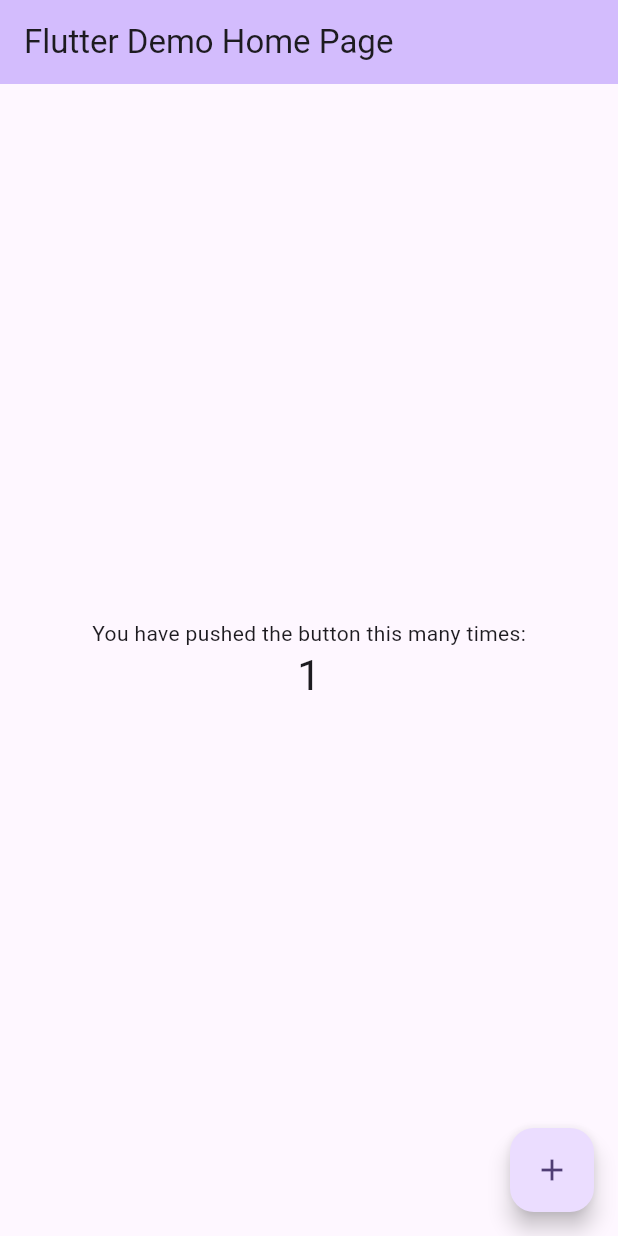
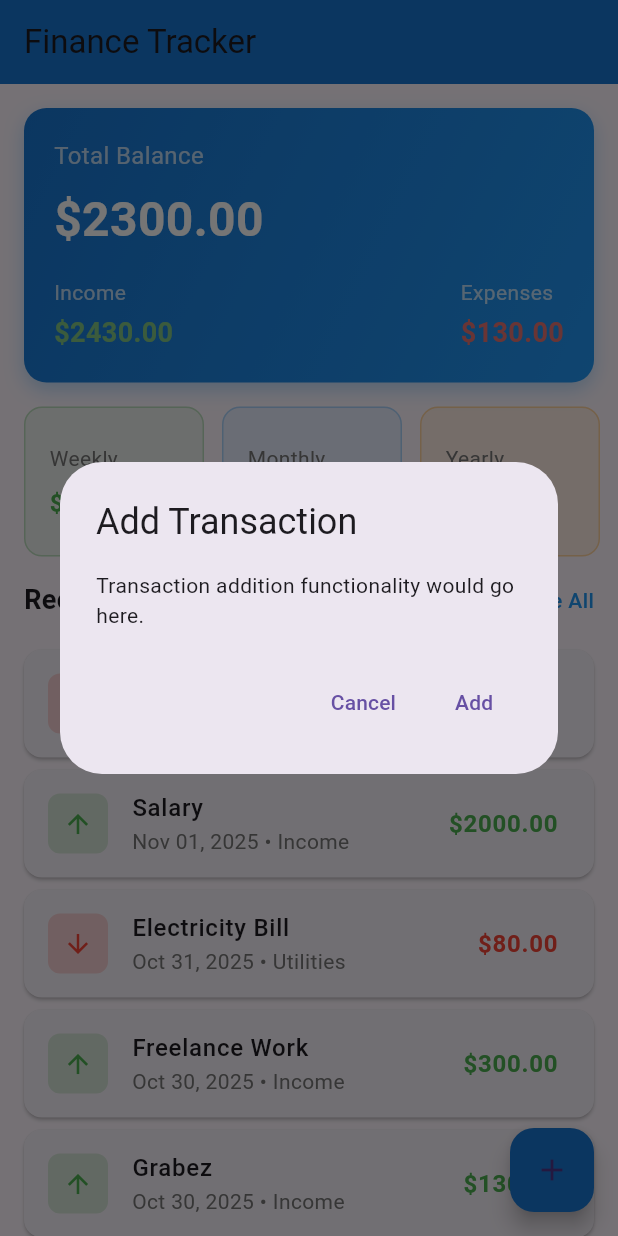
Before and after one commit to stefantosev/MoiPari, a Flutter app: the screen it shows after launch, after a tap on the "add" icon, on a phone screen of 412 x 824 dp. Run offline on Flutter 3.47's test engine with Material 3 defaults, Android fonts, the phone set to English and light mode, and no system bars.

Commit message:
add transactions

```diff
--- a/mobile/lib/main.dart
+++ b/mobile/lib/main.dart
@@ -1,122 +1,23 @@
 import 'package:flutter/material.dart';
+import 'package:intl/intl.dart';
+import 'package:mobile/tracker_home.dart';
 
 void main() {
-  runApp(const MyApp());
+  runApp(FinanceTrackerApp());
 }
 
-class MyApp extends StatelessWidget {
-  const MyApp({super.key});
+class FinanceTrackerApp extends StatelessWidget {
+  const FinanceTrackerApp({super.key});
 
-  // This widget is the root of your application.
   @override
   Widget build(BuildContext context) {
     return MaterialApp(
-      title: 'Flutter Demo',
+      title: 'Finance Tracker',
       theme: ThemeData(
-        // This is the theme of your application.
-        //
-        // TRY THIS: Try running your application with "flutter run". You'll see
-        // the application has a purple toolbar. Then, without quitting the app,
-        // try changing the seedColor in the colorScheme below to Colors.green
-        // and then invoke "hot reload" (save your changes or press the "hot
-        // reload" button in a Flutter-supported IDE, or press "r" if you used
-        // the command line to start the app).
-        //
-        // Notice that the counter didn't reset back to zero; the application
-        // state is not lost during the reload. To reset the state, use hot
-        // restart instead.
-        //
-        // This works for code too, not just values: Most code changes can be
-        // tested with just a hot reload.
-        colorScheme: ColorScheme.fromSeed(seedColor: Colors.deepPurple),
+        primarySwatch: Colors.blue,
+        visualDensity: VisualDensity.adaptivePlatformDensity,
       ),
-      home: const MyHomePage(title: 'Flutter Demo Home Page'),
+      home: FinanceTrackerHome(),
     );
   }
 }
-
-class MyHomePage extends StatefulWidget {
-  const MyHomePage({super.key, required this.title});
-
-  // This widget is the home page of your application. It is stateful, meaning
-  // that it has a State object (defined below) that contains fields that affect
-  // how it looks.
-
-  // This class is the configuration for the state. It holds the values (in this
-  // case the title) provided by the parent (in this case the App widget) and
-  // used by the build method of the State. Fields in a Widget subclass are
-  // always marked "final".
-
-  final String title;
-
-  @override
-  State<MyHomePage> createState() => _MyHomePageState();
-}
-
-class _MyHomePageState extends State<MyHomePage> {
-  int _counter = 0;
-
-  void _incrementCounter() {
-    setState(() {
-      // This call to setState tells the Flutter framework that something has
-      // changed in this State, which causes it to rerun the build method below
-      // so that the display can reflect the updated values. If we changed
-      // _counter without calling setState(), then the build method would not be
-      // called again, and so nothing would appear to happen.
-      _counter++;
-    });
-  }
-
-  @override
-  Widget build(BuildContext context) {
-    // This method is rerun every time setState is called, for instance as done
-    // by the _incrementCounter method above.
-    //
-    // The Flutter framework has been optimized to make rerunning build methods
-    // fast, so that you can just rebuild anything that needs updating rather
-    // than having to individually change instances of widgets.
-    return Scaffold(
-      appBar: AppBar(
-        // TRY THIS: Try changing the color here to a specific color (to
-        // Colors.amber, perhaps?) and trigger a hot reload to see the AppBar
-        // change color while the other colors stay the same.
-        backgroundColor: Theme.of(context).colorScheme.inversePrimary,
-        // Here we take the value from the MyHomePage object that was created by
-        // the App.build method, and use it to set our appbar title.
-        title: Text(widget.title),
-      ),
-      body: Center(
-        // Center is a layout widget. It takes a single child and positions it
-        // in the middle of the parent.
-        child: Column(
-          // Column is also a layout widget. It takes a list of children and
-          // arranges them vertically. By default, it sizes itself to fit its
-          // children horizontally, and tries to be as tall as its parent.
-          //
-          // Column has various properties to control how it sizes itself and
-          // how it positions its children. Here we use mainAxisAlignment to
-          // center the children vertically; the main axis here is the vertical
-          // axis because Columns are vertical (the cross axis would be
-          // horizontal).
-          //
-          // TRY THIS: Invoke "debug painting" (choose the "Toggle Debug Paint"
-          // action in the IDE, or press "p" in the console), to see the
-          // wireframe for each widget.
-          mainAxisAlignment: MainAxisAlignment.center,
-          children: <Widget>[
-            const Text('You have pushed the button this many times:'),
-            Text(
-              '$_counter',
-              style: Theme.of(context).textTheme.headlineMedium,
-            ),
-          ],
-        ),
-      ),
-      floatingActionButton: FloatingActionButton(
-        onPressed: _incrementCounter,
-        tooltip: 'Increment',
-        child: const Icon(Icons.add),
-      ), // This trailing comma makes auto-formatting nicer for build methods.
-    );
-  }
-}
--- /dev/null
+++ b/mobile/lib/tracker_home.dart
@@ -0,0 +1,296 @@
+import 'package:flutter/material.dart';
+import 'package:intl/intl.dart';
+
+class FinanceTrackerHome extends StatefulWidget {
+  @override
+  _FinanceTrackerHomeState createState() => _FinanceTrackerHomeState();
+}
+
+class _FinanceTrackerHomeState extends State<FinanceTrackerHome> {
+  final List<Transaction> _transactions = [
+    Transaction('Groceries', -50.00, DateTime.now().subtract(Duration(days: 1)), 'Food'),
+    Transaction('Salary', 2000.00, DateTime.now().subtract(Duration(days: 2)), 'Income'),
+    Transaction('Electricity Bill', -80.00, DateTime.now().subtract(Duration(days: 3)), 'Utilities'),
+    Transaction('Freelance Work', 300.00, DateTime.now().subtract(Duration(days: 4)), 'Income'),
+    Transaction('Grabez', 130.00, DateTime.now().subtract(Duration(days: 4)), 'Income'),
+  ];
+
+  double get _totalBalance {
+    return _transactions.fold(0.0, (sum, transaction) => sum + transaction.amount);
+  }
+
+  double get _totalIncome {
+    return _transactions
+        .where((transaction) => transaction.amount > 0)
+        .fold(0.0, (sum, transaction) => sum + transaction.amount);
+  }
+
+  double get _totalExpenses {
+    return _transactions
+        .where((transaction) => transaction.amount < 0)
+        .fold(0.0, (sum, transaction) => sum + transaction.amount);
+  }
+
+  @override
+  Widget build(BuildContext context) {
+    return Scaffold(
+      appBar: AppBar(
+        title: Text('Finance Tracker'),
+        backgroundColor: Colors.blue[700],
+        elevation: 0,
+      ),
+      body: Column(
+        children: [
+          _buildBalanceCard(),
+
+          _buildSummaryCards(),
+
+          Padding(
+            padding: EdgeInsets.all(16.0),
+            child: Row(
+              mainAxisAlignment: MainAxisAlignment.spaceBetween,
+              children: [
+                Text(
+                  'Recent Transactions',
+                  style: TextStyle(
+                    fontSize: 18,
+                    fontWeight: FontWeight.bold,
+                  ),
+                ),
+                Text(
+                  'See All',
+                  style: TextStyle(
+                    color: Colors.blue,
+                    fontWeight: FontWeight.w500,
+                  ),
+                ),
+              ],
+            ),
+          ),
+
+          Expanded(
+            child: _buildTransactionsList(),
+          ),
+        ],
+      ),
+      floatingActionButton: FloatingActionButton(
+        onPressed: _addTransaction,
+        child: Icon(Icons.add),
+        backgroundColor: Colors.blue[700],
+      ),
+    );
+  }
+
+  Widget _buildBalanceCard() {
+    return Container(
+      width: double.infinity,
+      margin: EdgeInsets.all(16.0),
+      padding: EdgeInsets.all(20.0),
+      decoration: BoxDecoration(
+        gradient: LinearGradient(
+          begin: Alignment.topLeft,
+          end: Alignment.bottomRight,
+          colors: [Colors.blue[700]!, Colors.blue[500]!],
+        ),
+        borderRadius: BorderRadius.circular(15.0),
+        boxShadow: [
+          BoxShadow(
+            color: Colors.blue.withOpacity(0.3),
+            blurRadius: 10,
+            offset: Offset(0, 5),
+          ),
+        ],
+      ),
+      child: Column(
+        crossAxisAlignment: CrossAxisAlignment.start,
+        children: [
+          Text(
+            'Total Balance',
+            style: TextStyle(
+              color: Colors.white70,
+              fontSize: 16,
+            ),
+          ),
+          SizedBox(height: 8),
+          Text(
+            '\$${_totalBalance.toStringAsFixed(2)}',
+            style: TextStyle(
+              color: Colors.white,
+              fontSize: 32,
+              fontWeight: FontWeight.bold,
+            ),
+          ),
+          SizedBox(height: 16),
+          Row(
+            mainAxisAlignment: MainAxisAlignment.spaceBetween,
+            children: [
+              _buildBalanceItem('Income', _totalIncome, Colors.green[300]!),
+              _buildBalanceItem('Expenses', _totalExpenses.abs(), Colors.red[300]!),
+            ],
+          ),
+        ],
+      ),
+    );
+  }
+
+  Widget _buildBalanceItem(String title, double amount, Color color) {
+    return Column(
+      crossAxisAlignment: CrossAxisAlignment.start,
+      children: [
+        Text(
+          title,
+          style: TextStyle(
+            color: Colors.white70,
+            fontSize: 14,
+          ),
+        ),
+        SizedBox(height: 4),
+        Text(
+          '\$${amount.toStringAsFixed(2)}',
+          style: TextStyle(
+            color: color,
+            fontSize: 18,
+            fontWeight: FontWeight.w600,
+          ),
+        ),
+      ],
+    );
+  }
+
+  Widget _buildSummaryCards() {
+    return Container(
+      height: 100,
+      child: ListView(
+        scrollDirection: Axis.horizontal,
+        padding: EdgeInsets.symmetric(horizontal: 16.0),
+        children: [
+          _buildSummaryCard('Weekly', '\$1,200', Colors.green),
+          _buildSummaryCard('Monthly', '\$4,800', Colors.blue),
+          _buildSummaryCard('Yearly', '\$57,600', Colors.orange),
+        ],
+      ),
+    );
+  }
+
+  Widget _buildSummaryCard(String period, String amount, Color color) {
+    return Container(
+      width: 120,
+      margin: EdgeInsets.only(right: 12.0),
+      padding: EdgeInsets.all(16.0),
+      decoration: BoxDecoration(
+        color: color.withOpacity(0.1),
+        borderRadius: BorderRadius.circular(12.0),
+        border: Border.all(color: color.withOpacity(0.3)),
+      ),
+      child: Column(
+        crossAxisAlignment: CrossAxisAlignment.start,
+        mainAxisAlignment: MainAxisAlignment.center,
+        children: [
+          Text(
+            period,
+            style: TextStyle(
+              color: Colors.grey[600],
+              fontSize: 14,
+            ),
+          ),
+          SizedBox(height: 8),
+          Text(
+            amount,
+            style: TextStyle(
+              color: color,
+              fontSize: 16,
+              fontWeight: FontWeight.bold,
+            ),
+          ),
+        ],
+      ),
+    );
+  }
+
+  Widget _buildTransactionsList() {
+    return ListView.builder(
+      itemCount: _transactions.length,
+      itemBuilder: (context, index) {
+        final transaction = _transactions[index];
+        return _buildTransactionItem(transaction);
+      },
+    );
+  }
+
+  Widget _buildTransactionItem(Transaction transaction) {
+    return Card(
+      margin: EdgeInsets.symmetric(horizontal: 16.0, vertical: 4.0),
+      elevation: 1,
+      child: ListTile(
+        leading: Container(
+          width: 40,
+          height: 40,
+          decoration: BoxDecoration(
+            color: transaction.amount > 0
+                ? Colors.green.withOpacity(0.2)
+                : Colors.red.withOpacity(0.2),
+            borderRadius: BorderRadius.circular(8.0),
+          ),
+          child: Icon(
+            transaction.amount > 0 ? Icons.arrow_upward : Icons.arrow_downward,
+            color: transaction.amount > 0 ? Colors.green : Colors.red,
+            size: 20,
+          ),
+        ),
+        title: Text(
+          transaction.title,
+          style: TextStyle(
+            fontWeight: FontWeight.w500,
+          ),
+        ),
+        subtitle: Text(
+          '${DateFormat('MMM dd, yyyy').format(transaction.date)} • ${transaction.category}',
+          style: TextStyle(
+            color: Colors.grey[600],
+          ),
+        ),
+        trailing: Text(
+          '\$${transaction.amount.abs().toStringAsFixed(2)}',
+          style: TextStyle(
+            fontSize: 16,
+            fontWeight: FontWeight.w600,
+            color: transaction.amount > 0 ? Colors.green : Colors.red,
+          ),
+        ),
+      ),
+    );
+  }
+
+  void _addTransaction() {
+    showDialog(
+      context: context,
+      builder: (context) {
+        return AlertDialog(
+          title: Text('Add Transaction'),
+          content: Text('Transaction addition functionality would go here.'),
+          actions: [
+            TextButton(
+              onPressed: () => Navigator.pop(context),
+              child: Text('Cancel'),
+            ),
+            TextButton(
+              onPressed: () {
+                Navigator.pop(context);
+              },
+              child: Text('Add'),
+            ),
+          ],
+        );
+      },
+    );
+  }
+}
+
+class Transaction {
+  final String title;
+  final double amount;
+  final DateTime date;
+  final String category;
+
+  Transaction(this.title, this.amount, this.date, this.category);
+}
--- a/mobile/pubspec.yaml
+++ b/mobile/pubspec.yaml
@@ -30,6 +30,7 @@ environment:
 dependencies:
   flutter:
     sdk: flutter
+  intl: ^0.18.1
 
   # The following adds the Cupertino Icons font to your application.
   # Use with the CupertinoIcons class for iOS style icons.
```
Also changed, not shown: 1 other file.
